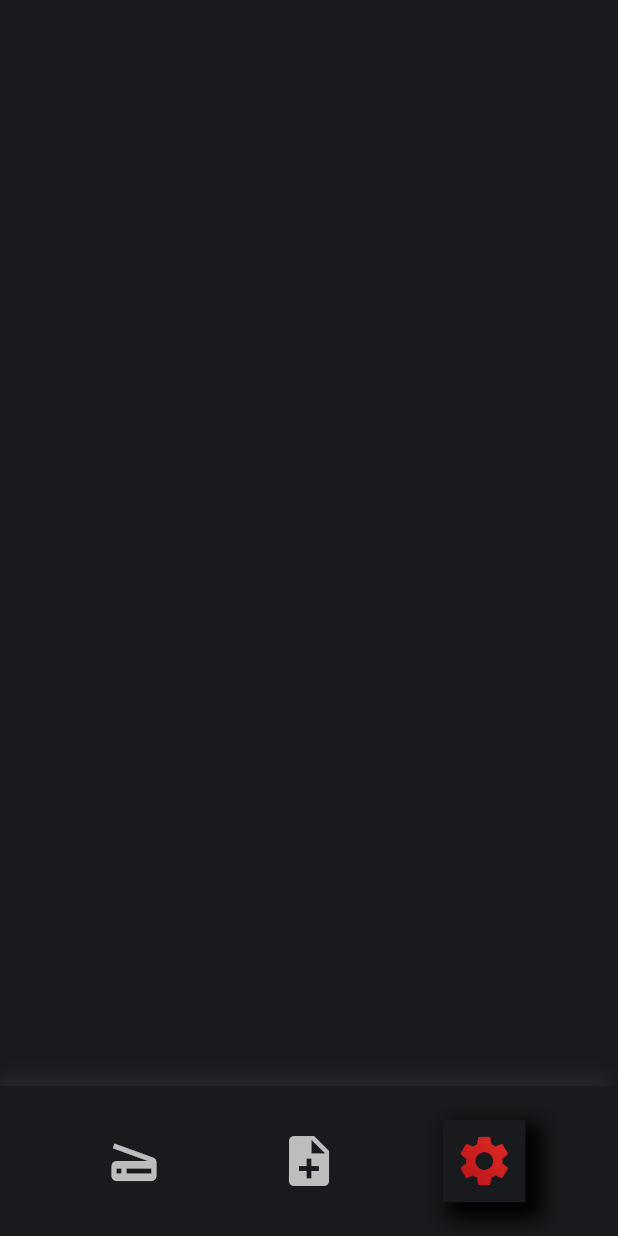
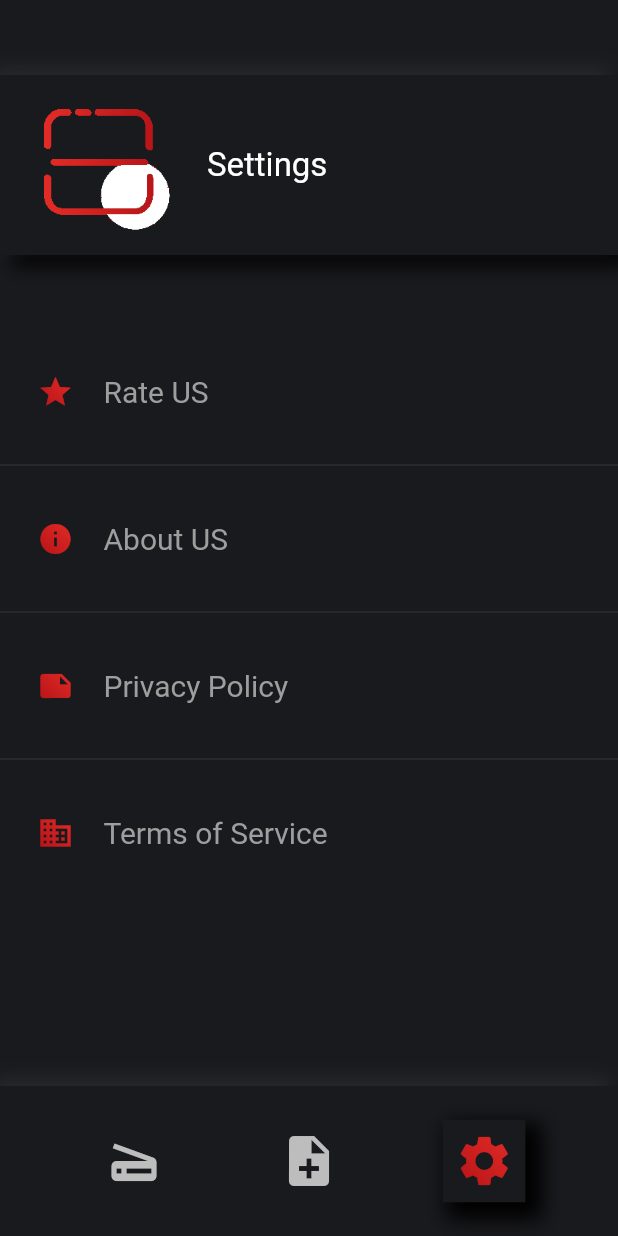
Before and after one commit to don-k-jacob/QR-Code-Scanner, a Flutter app: the screen it shows after launch, item 3 of the bottom bar chosen, on a phone screen of 412 x 824 dp. Run offline on Flutter 3.47's test engine with Material 2 defaults, Android fonts, the light colour scheme and no system bars; our stand-ins replace image_gallery_saver, image_picker; missing offline and left inert: qrscan.

Commit message:
Settings page updated

```diff
--- a/lib/Screens/Navigation/Generate.dart
+++ b/lib/Screens/Navigation/Generate.dart
@@ -218,6 +218,11 @@ class _GenerateState extends State<Generate> {
                 textInputAction: TextInputAction.go,
                 onSubmitted: (value) => _generateBarCode(value),
                 decoration: InputDecoration(
+                  border: OutlineInputBorder(
+                    borderRadius: BorderRadius.all(Radius.circular(10.0)),
+                      borderSide: BorderSide(color: Colors.red),
+                  ),
+
                   prefixIcon: Icon(Icons.text_fields),
                   helperText: 'Please input your code to generage qrcode image.',
                   hintText: 'Please Input Your Code',
--- a/lib/Screens/Navigation/Settings.dart
+++ b/lib/Screens/Navigation/Settings.dart
@@ -1,4 +1,5 @@
 import 'package:flutter/material.dart';
+import 'package:qrcodescanner/Screens/HomeScreen.dart';
 
 class Settings extends StatefulWidget {
   @override
@@ -8,6 +9,134 @@ class Settings extends StatefulWidget {
 class _SettingsState extends State<Settings> {
   @override
   Widget build(BuildContext context) {
-    return Container();
+    return Container(
+      color: Color(0xff191A1D),
+      child: SafeArea(
+        child: Column(
+          children: <Widget>[
+            SizedBox(
+              height: 50,
+            ),
+            Container(
+              decoration: BoxDecoration(
+                color: Color(0xff191A1D),
+                boxShadow: [
+                  BoxShadow(
+                    color: Colors.black,
+                    blurRadius:
+                    10.0,
+                    // has the effect of softening the shadow
+                    offset: Offset(
+                      7.0, // horizontal, move right 10
+                      7.0, // vertical, move down 10
+                    ),
+                  ),
+                  BoxShadow(
+                    color: Color(0xff292A2F),
+                    blurRadius:
+                    10.0,
+                    // has the effect of softening the shadow
+                    offset: Offset(
+                      -5.0, // horizontal, move right 10
+                      -5.0, // vertical, move down 10
+                    ),
+                  ),
+                ],),
+              width: (MediaQuery
+                  .of(context)
+                  .size
+                  .width),
+              height: 120,
+              child: Padding(
+                padding: const EdgeInsets.symmetric(vertical: 11),
+                child: Row(
+                  children: <Widget>[
+                    SizedBox(
+                      width: 20,
+                    ),
+                    Image.asset('assets/images/scan.png'),
+                    SizedBox(width: 20,),
+                    Text("Settings",style: TextStyle(
+                        fontSize: 22
+                    ),),
+                  ],
+                ),
+              ),
+            ),
+            SizedBox(
+              height: 50,
+            ),
+            GestureDetector(
+              onTap: (){
+
+              },
+              child: Tile(iconData: Icons.star,
+                txt: "Rate US",
+              ),
+            ),
+            Divider(
+            ),
+            GestureDetector(
+              onTap: (){
+
+              },
+              child: Tile(
+                iconData: Icons.info,
+                txt: "About US",
+              ),
+            ),
+            Divider(
+            ),
+            GestureDetector(
+              onTap: (){
+
+              },
+              child: Tile(iconData: Icons.note,
+                txt: "Privacy Policy",
+              ),
+            ),
+            Divider(
+            ),
+            GestureDetector(
+              onTap: (){
+
+              },
+              child: Tile(iconData: Icons.business                                                                                                                                                                                                                                                                                                                                                                                                                                              ,
+                txt: "Terms of Service",
+              ),
+            ),
+          ],
+        ),
+      ),
+    );
   }
 }
+class Tile extends StatelessWidget {
+  final IconData iconData;
+  final String txt;
+  Tile({this.iconData,this.txt});
+
+  @override
+  Widget build(BuildContext context) {
+    return Padding(
+      padding: EdgeInsets.symmetric(vertical: 29,horizontal: 25),
+      child: Row(
+        children: <Widget>[
+          RadiantGradientMask(
+            child: Icon(iconData,
+            ),
+          ),
+          SizedBox(
+            width: 20,
+          ),
+          Text(txt,
+            style: TextStyle(
+                fontSize: 20,
+                color: Colors.grey
+            ),
+          ),
+        ],
+      ),
+    );
+  }
+}
--- a/lib/Screens/Navigation/home.dart
+++ b/lib/Screens/Navigation/home.dart
@@ -1,11 +1,8 @@
 
 import 'dart:async';
-import 'dart:io';
 import 'dart:typed_data';
 import 'package:flutter/cupertino.dart';
 import 'package:flutter/material.dart';
-import 'package:fluttertoast/fluttertoast.dart';
-import 'package:image_picker/image_picker.dart';
 import 'package:qrscan/qrscan.dart' as scanner;
 import 'package:url_launcher/url_launcher.dart';
 
@@ -94,6 +91,10 @@ class _ScanState extends State<Scan> {
                       readOnly: true,
                       maxLines: 2,
                       decoration: InputDecoration(
+                        border: OutlineInputBorder(
+                          borderRadius: BorderRadius.all(Radius.circular(10.0)),
+                          borderSide: BorderSide.none,
+                        ),
                         prefixIcon: Icon(Icons.wrap_text,color: haveUrl?Color(0xffb31217):Colors.grey,),
                         helperText: 'The barcode or qrcode you scan will be displayed in this area.',
                         hintText: 'The barcode or qrcode you scan will be displayed in this area.',
--- a/lib/main.dart
+++ b/lib/main.dart
@@ -13,8 +13,8 @@ class MyApp extends StatelessWidget {
   Widget build(BuildContext context) {
     return MaterialApp(
       title: 'Flutter Demo',
-      theme: ThemeData.dark(
-
+      theme: ThemeData.dark().copyWith(
+          accentColor: Color(0xffb31217)
       ),
       home: new SplashScreen(),
       routes: <String, WidgetBuilder>{
```
Also changed, not shown: 2 other files.
